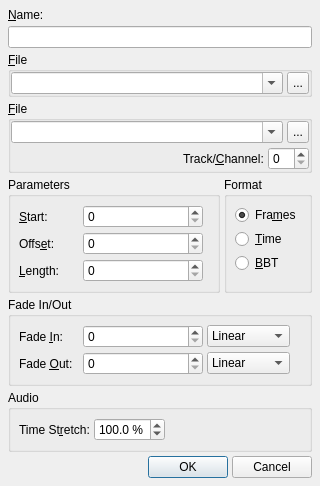
Qt form src/qtractorClipForm.ui (rncbc/qtractor) before a commit.
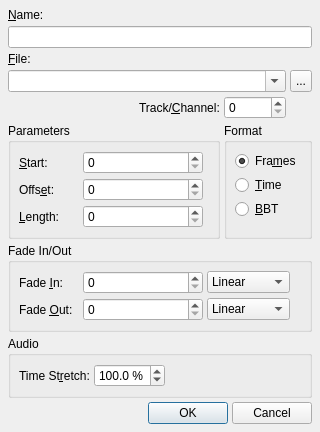
The same form after that commit. Icons and pictures are not drawn. Custom widgets are drawn as their Qt base class.

Commit message: - Clip dialog gets prepared for filename editing (REGRESSION).

```diff
--- a/src/qtractorClipForm.ui
+++ b/src/qtractorClipForm.ui
@@ -26,7 +26,7 @@
     <x>0</x>
     <y>0</y>
     <width>320</width>
-    <height>480</height>
+    <height>360</height>
    </rect>
   </property>
   <property name="focusPolicy" >
@@ -39,7 +39,7 @@
    <iconset resource="../icons/qtractor.qrc" >:/icons/editClip.png</iconset>
   </property>
   <layout class="QGridLayout" >
-   <item row="0" column="0" colspan="2" >
+   <item row="0" column="0" colspan="4" >
     <widget class="QLabel" name="ClipNameTextLabel" >
      <property name="text" >
       <string>&amp;Name:</string>
@@ -49,111 +49,35 @@
      </property>
     </widget>
    </item>
-   <item row="1" column="0" colspan="2" >
+   <item row="1" column="0" colspan="4" >
     <widget class="QLineEdit" name="ClipNameLineEdit" >
-     <property name="minimumSize" >
-      <size>
-       <width>260</width>
-       <height>0</height>
-      </size>
-     </property>
      <property name="toolTip" >
       <string>Clip name</string>
      </property>
     </widget>
    </item>
-   <item row="2" column="0" colspan="2" >
-    <widget class="QGroupBox" name="AudioFileGroupBox" >
-     <property name="title" >
-      <string>&amp;File</string>
+   <item row="2" column="0" colspan="4" >
+    <widget class="QLabel" name="FilenameTextLabel" >
+     <property name="text" >
+      <string>&amp;File:</string>
      </property>
-     <property name="flat" >
-      <bool>true</bool>
+     <property name="buddy" >
+      <cstring>FilenameComboBox</cstring>
      </property>
-     <layout class="QGridLayout" >
-      <property name="margin" >
-       <number>0</number>
-      </property>
-      <item row="0" column="0" >
-       <layout class="QHBoxLayout" >
-        <item>
-         <widget class="QComboBox" name="AudioFileComboBox" >
-          <property name="minimumSize" >
-           <size>
-            <width>240</width>
-            <height>0</height>
-           </size>
-          </property>
-          <property name="toolTip" >
-           <string>Audio clip filename</string>
-          </property>
-          <property name="editable" >
-           <bool>true</bool>
-          </property>
-         </widget>
-        </item>
-        <item>
-         <widget class="QToolButton" name="AudioFileToolButton" >
-          <property name="minimumSize" >
-           <size>
-            <width>22</width>
-            <height>22</height>
-           </size>
-          </property>
-          <property name="maximumSize" >
-           <size>
-            <width>22</width>
-            <height>22</height>
-           </size>
-          </property>
-          <property name="focusPolicy" >
-           <enum>Qt::TabFocus</enum>
-          </property>
+    </widget>
+   </item>
+   <item row="3" column="0" colspan="3" >
+    <widget class="QComboBox" name="FilenameComboBox" >
           <property name="toolTip" >
-           <string>Browse for audio clip filename</string>
-          </property>
-          <property name="text" >
-           <string>...</string>
-          </property>
-         </widget>
-        </item>
-       </layout>
-      </item>
-     </layout>
-    </widget>
-   </item>
-   <item row="3" column="0" colspan="2" >
-    <widget class="QGroupBox" name="MidiFileGroupBox" >
-     <property name="title" >
-      <string>&amp;File</string>
-     </property>
-     <property name="flat" >
-      <bool>true</bool>
-     </property>
-     <layout class="QGridLayout" >
-      <property name="margin" >
-       <number>0</number>
-      </property>
-      <item row="0" column="0" colspan="3" >
-       <layout class="QHBoxLayout" >
-        <item>
-         <widget class="QComboBox" name="MidiFileComboBox" >
-          <property name="minimumSize" >
-           <size>
-            <width>240</width>
-            <height>0</height>
-           </size>
-          </property>
-          <property name="toolTip" >
-           <string>MIDI clip filename</string>
-          </property>
+      <string>Clip filename</string>
+     </property>
           <property name="editable" >
            <bool>true</bool>
           </property>
          </widget>
         </item>
-        <item>
-         <widget class="QToolButton" name="MidiFileToolButton" >
+   <item row="3" column="3" >
+    <widget class="QToolButton" name="FilenameToolButton" >
           <property name="minimumSize" >
            <size>
             <width>22</width>
@@ -170,29 +94,27 @@
            <enum>Qt::TabFocus</enum>
           </property>
           <property name="toolTip" >
-           <string>Browse for MIDI clip filename</string>
+      <string>Browse for clip filename</string>
           </property>
           <property name="text" >
            <string>...</string>
           </property>
          </widget>
         </item>
-       </layout>
-      </item>
-      <item row="1" column="0" >
+   <item row="4" column="0" >
        <spacer>
         <property name="orientation" >
          <enum>Qt::Horizontal</enum>
         </property>
         <property name="sizeHint" >
          <size>
-          <width>120</width>
-          <height>20</height>
+       <width>20</width>
+       <height>4</height>
          </size>
         </property>
        </spacer>
       </item>
-      <item row="1" column="1" >
+   <item row="4" column="1" >
        <widget class="QLabel" name="TrackChannelTextLabel" >
         <property name="text" >
          <string>Track/&amp;Channel:</string>
@@ -202,7 +124,7 @@
         </property>
        </widget>
       </item>
-      <item row="1" column="2" >
+   <item row="4" column="2" >
        <widget class="QSpinBox" name="TrackChannelSpinBox" >
         <property name="minimumSize" >
          <size>
@@ -211,14 +133,11 @@
          </size>
         </property>
         <property name="toolTip" >
-         <string>MIDI clip track/channel</string>
+      <string>Clip track/channel</string>
         </property>
        </widget>
       </item>
-     </layout>
-    </widget>
-   </item>
-   <item row="4" column="0" >
+   <item row="5" column="0" colspan="2" >
     <widget class="QGroupBox" name="ParamGroupBox" >
      <property name="title" >
       <string>Parameters</string>
@@ -229,12 +148,9 @@
         <property name="orientation" >
          <enum>Qt::Horizontal</enum>
         </property>
-        <property name="sizeType" >
-         <enum>QSizePolicy::Expanding</enum>
-        </property>
         <property name="sizeHint" >
          <size>
-          <width>20</width>
+          <width>4</width>
           <height>20</height>
          </size>
         </property>
@@ -330,7 +246,7 @@
      </layout>
     </widget>
    </item>
-   <item row="4" column="1" >
+   <item row="5" column="2" colspan="2" >
     <widget class="QGroupBox" name="FormatGroupBox" >
      <property name="title" >
       <string>Format</string>
@@ -377,7 +293,7 @@
         <property name="sizeHint" >
          <size>
           <width>20</width>
-          <height>8</height>
+          <height>4</height>
          </size>
         </property>
        </spacer>
@@ -385,27 +301,40 @@
      </layout>
     </widget>
    </item>
-   <item row="5" column="0" colspan="2" >
+   <item row="6" column="0" colspan="4" >
     <widget class="QGroupBox" name="FadeInOutGroupBox" >
      <property name="title" >
       <string>Fade In/Out</string>
      </property>
      <layout class="QGridLayout" >
-      <item rowspan="2" row="0" column="3" >
-       <spacer>
-        <property name="orientation" >
-         <enum>Qt::Horizontal</enum>
+      <item row="0" column="0" >
+       <widget class="QLabel" name="FadeInTextLabel" >
+        <property name="minimumSize" >
+         <size>
+          <width>60</width>
+          <height>0</height>
+         </size>
         </property>
-        <property name="sizeType" >
-         <enum>QSizePolicy::Expanding</enum>
+        <property name="text" >
+         <string>Fade &amp;In:</string>
         </property>
-        <property name="sizeHint" >
+        <property name="buddy" >
+         <cstring>FadeInLengthSpinBox</cstring>
+        </property>
+       </widget>
+      </item>
+      <item row="0" column="1" >
+       <widget class="qtractorSpinBox" name="FadeInLengthSpinBox" >
+        <property name="minimumSize" >
          <size>
-          <width>20</width>
-          <height>20</height>
+          <width>120</width>
+          <height>0</height>
          </size>
         </property>
-       </spacer>
+        <property name="toolTip" >
+         <string>Clip fade-in length</string>
+        </property>
+       </widget>
       </item>
       <item row="0" column="2" >
        <widget class="QComboBox" name="FadeInTypeComboBox" >
@@ -429,6 +358,19 @@
         </item>
        </widget>
       </item>
+      <item rowspan="2" row="0" column="3" >
+       <spacer>
+        <property name="orientation" >
+         <enum>Qt::Horizontal</enum>
+        </property>
+        <property name="sizeHint" >
+         <size>
+          <width>4</width>
+          <height>20</height>
+         </size>
+        </property>
+       </spacer>
+      </item>
       <item row="1" column="0" >
        <widget class="QLabel" name="FadeOutTextLabel" >
         <property name="minimumSize" >
@@ -445,22 +387,6 @@
         </property>
        </widget>
       </item>
-      <item row="0" column="0" >
-       <widget class="QLabel" name="FadeInTextLabel" >
-        <property name="minimumSize" >
-         <size>
-          <width>60</width>
-          <height>0</height>
-         </size>
-        </property>
-        <property name="text" >
-         <string>Fade &amp;In:</string>
-        </property>
-        <property name="buddy" >
-         <cstring>FadeInLengthSpinBox</cstring>
-        </property>
-       </widget>
-      </item>
       <item row="1" column="1" >
        <widget class="qtractorSpinBox" name="FadeOutLengthSpinBox" >
         <property name="minimumSize" >
@@ -474,19 +400,6 @@
         </property>
        </widget>
       </item>
-      <item row="0" column="1" >
-       <widget class="qtractorSpinBox" name="FadeInLengthSpinBox" >
-        <property name="minimumSize" >
-         <size>
-          <width>120</width>
-          <height>0</height>
-         </size>
-        </property>
-        <property name="toolTip" >
-         <string>Clip fade-in length</string>
-        </property>
-       </widget>
-      </item>
       <item row="1" column="2" >
        <widget class="QComboBox" name="FadeOutTypeComboBox" >
         <property name="toolTip" >
@@ -512,7 +425,7 @@
      </layout>
     </widget>
    </item>
-   <item row="6" column="0" colspan="2" >
+   <item row="7" column="0" colspan="4" >
     <widget class="QGroupBox" name="AudioClipGroupBox" >
      <property name="title" >
       <string>Audio</string>
@@ -578,16 +491,13 @@
      </layout>
     </widget>
    </item>
-   <item row="7" column="0" colspan="2" >
+   <item row="8" column="0" colspan="4" >
     <layout class="QHBoxLayout" >
      <item>
       <spacer>
        <property name="orientation" >
         <enum>Qt::Horizontal</enum>
        </property>
-       <property name="sizeType" >
-        <enum>QSizePolicy::Expanding</enum>
-       </property>
        <property name="sizeHint" >
         <size>
          <width>20</width>
```
Left out of the diff: 6 changed lines with no effect on the pictures. Lines whose indentation alone changed are shown as unchanged. The commit also changes 4 other files.
